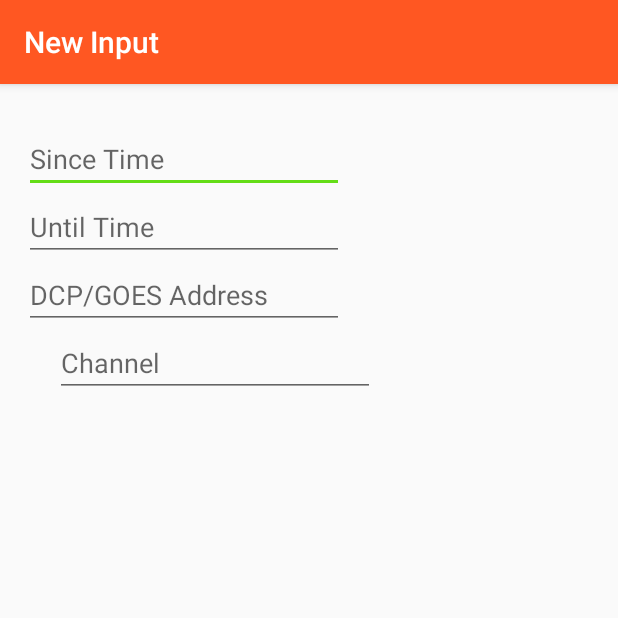
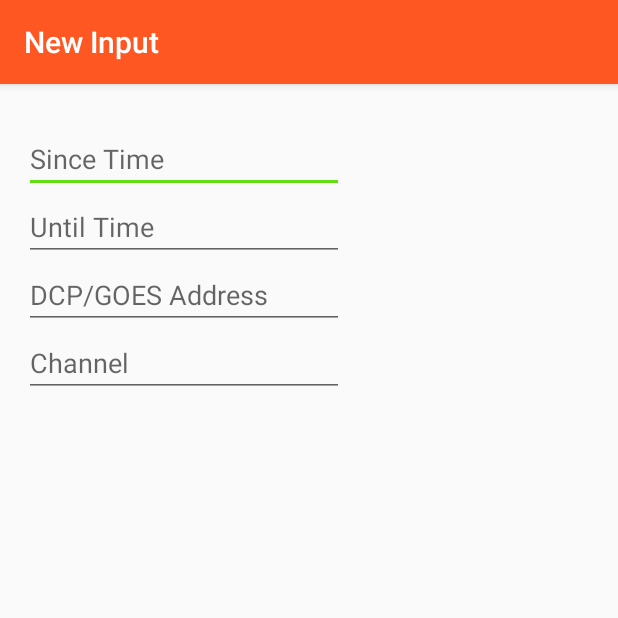
Before and after one commit to Nelson-Brady/ScraperMain246, an Android app: the inputcode screen opened directly, with no data from a screen before it, on a phone screen of 412 x 824 dp, the top half of it. Run offline under Robolectric (Android 15) with nearby library versions, the phone set to English and light mode, and no system bars.

Commit message:
Merge branch 'master' of https://github.com/Nelson-Brady/ScraperMain246
# Conflicts:
#	app/src/main/java/com/brady/scrapermain/MainActivity.java

```diff
--- a/app/src/main/res/layout/activity_inputcode.xml
+++ b/app/src/main/res/layout/activity_inputcode.xml
@@ -58,9 +58,9 @@
         android:inputType="textPersonName"
         android:hint="@string/channel"
         android:ems="10"
+        android:id="@+id/editText5"
         android:layout_below="@+id/editText"
-        android:layout_alignEnd="@+id/button"
-        android:id="@+id/editText5" />
+        android:layout_alignParentStart="true" />
 
 
 </RelativeLayout>
```
Also changed, not shown: app/src/main/java/com/brady/scrapermain/inputcode.java (+13 -0 lines).
